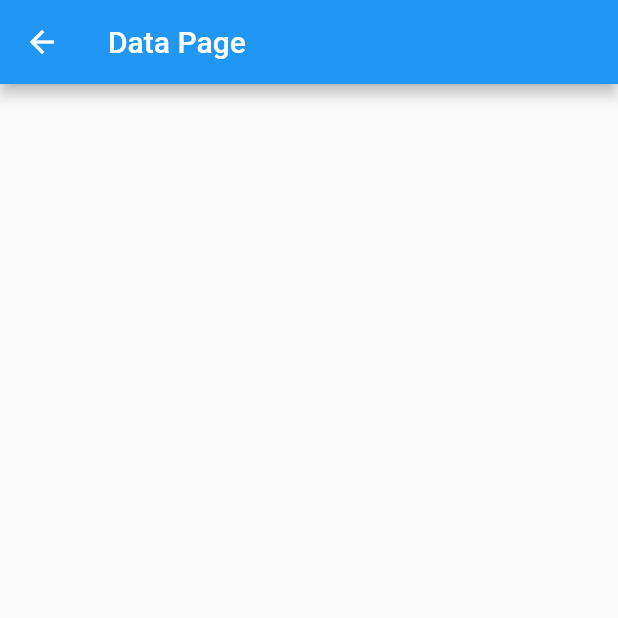
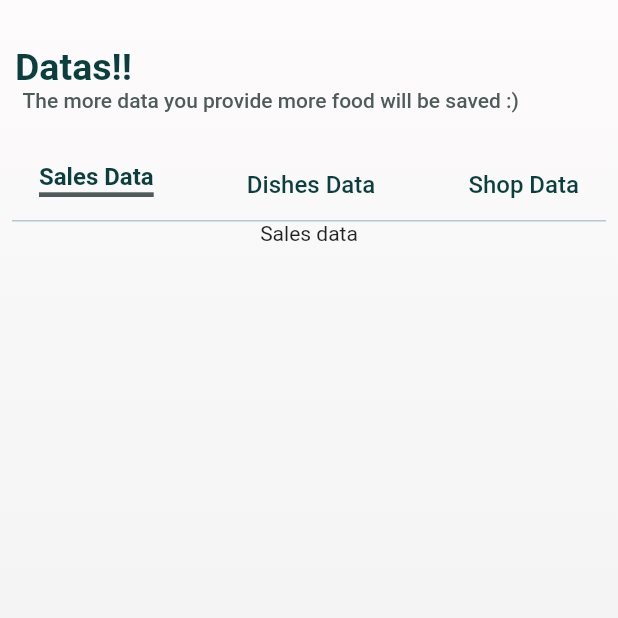
Before and after one commit to Arvind0005/hotelo, a Flutter app: the DataPage screen opened directly, on a phone screen of 412 x 824 dp, the top half of it. Run offline on Flutter 3.47's test engine with Material 2 defaults, Android fonts, the phone set to English and light mode, and no system bars; our stand-ins replace font_awesome_flutter, google_fonts, syncfusion_flutter_charts.

Commit message:
data page

```diff
--- a/lib/datapage.dart
+++ b/lib/datapage.dart
@@ -1,4 +1,5 @@
 import 'package:flutter/material.dart';
+import 'package:google_fonts/google_fonts.dart';
 
 class DataPage extends StatefulWidget {
   const DataPage({Key key}) : super(key: key);
@@ -8,12 +9,171 @@ class DataPage extends StatefulWidget {
 }
 
 class _DataPageState extends State<DataPage> {
+  int datapage = 0;
+  var textstyle = GoogleFonts.hindSiliguri(
+      textStyle: TextStyle(
+          fontWeight: FontWeight.w500,
+          color: Color(0xff0b3e3f),
+          // letterSpacing: ,
+          fontSize: 22));
   @override
   Widget build(BuildContext context) {
+    double height = MediaQuery.of(context).size.height;
+    double width = MediaQuery.of(context).size.width;
     return Scaffold(
-      appBar: AppBar(
-        title: Text("Data Page"),
+        body: Container(
+      decoration: BoxDecoration(
+          gradient: LinearGradient(
+              begin: Alignment.topCenter,
+              end: Alignment.bottomCenter,
+              colors: [Color(0xfffdfbfb), Color(0xffebedee)])),
+      child: ListView(
+        children: [
+          SizedBox(
+            height: 30,
+          ),
+          Row(
+            children: [
+              SizedBox(
+                width: 10,
+              ),
+              Text(
+                "Datas!!",
+                style: textstyle.copyWith(
+                    fontSize: 25, fontWeight: FontWeight.bold),
+              ),
+            ],
+          ),
+          Row(
+            children: [
+              SizedBox(
+                width: 15,
+              ),
+              Container(
+                //color: Colors.red,
+                height: 40,
+                width: width - 15,
+                child: Text(
+                  "The more data you provide more food will be saved :)",
+                  style: textstyle.copyWith(
+                      fontSize: 14, color: Color(0xff4D5C5A)),
+                ),
+              ),
+            ],
+          ),
+          // SizedBox(
+          //   height: 10,
+          // ),
+          Row(
+            children: [
+              SizedBox(
+                width: 10,
+              ),
+              FlatButton(
+                splashColor: Colors.transparent,
+                highlightColor: Colors.transparent,
+                onPressed: () {
+                  setState(() {
+                    datapage = 0;
+                  });
+                  print(datapage);
+                },
+                child: Text(
+                  "Sales Data",
+                  style: datapage == 0
+                      ? textstyle.copyWith(
+                          fontSize: 16,
+                          fontWeight: FontWeight.w600,
+                          shadows: [
+                            Shadow(
+                                color: Color(0xff0b3e3f), offset: Offset(0, -5))
+                          ],
+                          color: Colors.transparent,
+                          decoration: TextDecoration.underline,
+                          decorationColor: Color(0xff4D5C5A),
+                          decorationThickness: 4,
+                          //    decorationStyle: TextDecorationStyle.dashed,
+                        )
+                      : textstyle.copyWith(fontSize: 16),
+                ),
+              ),
+              Spacer(),
+              FlatButton(
+                splashColor: Colors.transparent,
+                highlightColor: Colors.transparent,
+                onPressed: () {
+                  setState(() {
+                    datapage = 1;
+                  });
+                  print(datapage);
+                },
+                child: Text(
+                  "Dishes Data",
+                  style: datapage == 1
+                      ? textstyle.copyWith(
+                          fontSize: 16,
+                          fontWeight: FontWeight.w600,
+                          shadows: [
+                            Shadow(
+                                color: Color(0xff0b3e3f), offset: Offset(0, -5))
+                          ],
+                          color: Colors.transparent,
+                          decoration: TextDecoration.underline,
+                          decorationColor: Color(0xff4D5C5A),
+                          decorationThickness: 4,
+                          //    decorationStyle: TextDecorationStyle.dashed,
+                        )
+                      : textstyle.copyWith(fontSize: 16),
+                ),
+              ),
+              Spacer(),
+              FlatButton(
+                splashColor: Colors.transparent,
+                highlightColor: Colors.transparent,
+                onPressed: () {
+                  setState(() {
+                    datapage = 2;
+                  });
+                  print(datapage);
+                },
+                child: Text(
+                  "Shop Data",
+                  style: datapage == 2
+                      ? textstyle.copyWith(
+                          fontSize: 16,
+                          fontWeight: FontWeight.w600,
+                          shadows: [
+                            Shadow(
+                                color: Color(0xff0b3e3f), offset: Offset(0, -5))
+                          ],
+                          color: Colors.transparent,
+                          decoration: TextDecoration.underline,
+                          decorationColor: Color(0xff4D5C5A),
+                          decorationThickness: 4,
+                          //    decorationStyle: TextDecorationStyle.dashed,
+                        )
+                      : textstyle.copyWith(fontSize: 16),
+                ),
+              ),
+              SizedBox(
+                width: 10,
+              ),
+            ],
+          ),
+          Padding(
+            padding: const EdgeInsets.only(left: 8.0, right: 8.0),
+            child: Container(
+              color: Color(0xff6A9CA2),
+              height: 0.5,
+            ),
+          ),
+          if (datapage == 0)
+            Container(child: Center(child: Text("Sales data"))),
+          if (datapage == 2) Container(child: Center(child: Text("Shop Data"))),
+          if (datapage == 1)
+            Container(child: Center(child: Text("Dishes Page"))),
+        ],
       ),
-    );
+    ));
   }
 }
--- a/lib/homepage.dart
+++ b/lib/homepage.dart
@@ -254,7 +254,6 @@ class _HomePageState extends State<HomePage> {
                                 child: Text(
                                   "Food Saved",
                                   style: textstyle.copyWith(
-                                      color: Color(0xff01dc82),
                                       fontSize: 25,
                                       fontWeight: FontWeight.bold),
                                 ),
@@ -262,7 +261,7 @@ class _HomePageState extends State<HomePage> {
                               Text("(one week)",
                                   style: textstyle.copyWith(
                                       fontSize: 15,
-                                      //color: Color(0xff01dc82),
+                                      color: Color(0xff4D5C5A),
                                       fontWeight: FontWeight.bold))
                             ],
                           ),
@@ -281,7 +280,6 @@ class _HomePageState extends State<HomePage> {
                                 text: TextSpan(
                                     text: "200",
                                     style: textstyle.copyWith(
-                                        color: Color(0xff01dc82),
                                         fontSize: 25,
                                         fontWeight: FontWeight.bold),
                                     children: [
@@ -289,7 +287,8 @@ class _HomePageState extends State<HomePage> {
                                           text: "\nKG(s)",
                                           style: textstyle.copyWith(
                                               fontSize: 15,
-                                              //color: Color(0xff01dc82),
+                                              color: Color(
+                                                  0xff4D5C5A), //color: Color(0x6A9CA2),
                                               fontWeight: FontWeight.bold))
                                     ]),
                               ),
```
